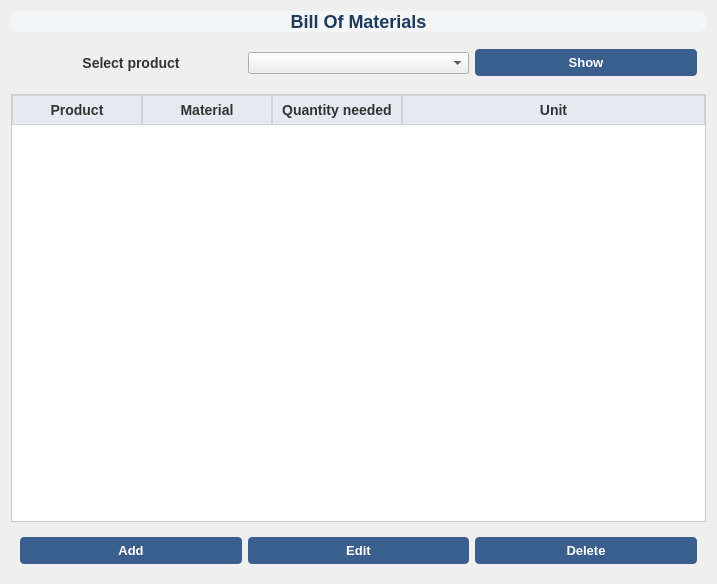
Before: the Qt Designer form ui/BOMView.ui in MagdaOleksandrTeam/ProductionPlanner, drawn with Qt 5.
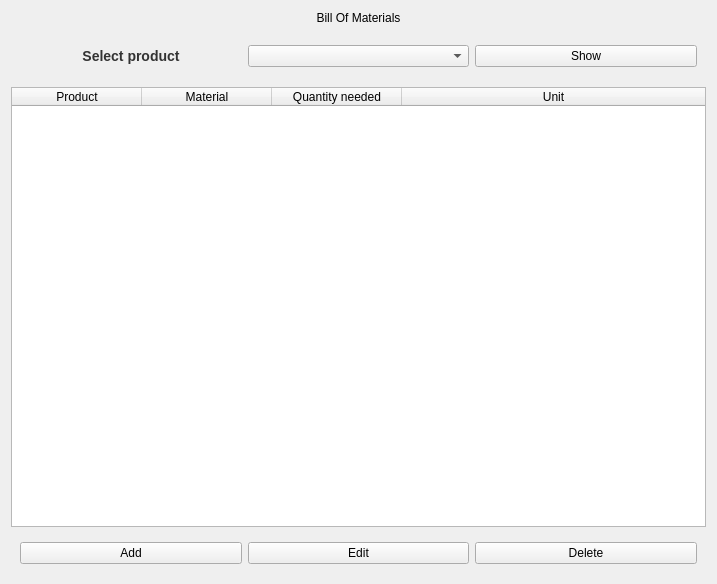
After: the same form once the commit is applied.

The edit to the form file:
```diff
--- a/ui/BOMView.ui
+++ b/ui/BOMView.ui
@@ -29,11 +29,7 @@
       </sizepolicy>
      </property>
      <property name="styleSheet">
-      <string notr="true">font-size: 18px;
-font-weight: bold;
-color: #1E3A5F;
-background-color: #F4F5F7;
-border-radius: 8px;</string>
+      <string notr="true"/>
      </property>
      <property name="text">
       <string>Bill Of Materials</string>
@@ -73,26 +69,7 @@
       <item>
        <widget class="QPushButton" name="btn_show">
         <property name="styleSheet">
-         <string notr="true">QPushButton {
-	background-color: #3A5F8F;
-	color: #FFFFFF;
-	font-size: 13px;
-	font-weight: bold;
-	border-radius: 4px;
-	padding: 6px 10px;
-}
-
-QPushButton:hover {
-	background-color: #2E4B70;
-}
-
-QPushButton:pressed {
-	background-color: #1F344D;
-}
-
-QPushButton:pressed {
-	background-color: #2a5d8f;
-}</string>
+         <string notr="true"/>
         </property>
         <property name="text">
          <string>Show</string>
@@ -108,22 +85,7 @@
       <bool>false</bool>
      </property>
      <property name="styleSheet">
-      <string notr="true">QTableWidget {
-	background-color: #ffffff;
-	alternate-background-color: #f2f5fa;
-	gridline-color: #d0d4da;
-	font-size: 13px;
-	border: 1px solid #ccc;
-}
-
-QHeaderView::section {
-	background-color: #e6e9ef;
-	font-weight: bold;
-	font-size: 14px;
-	color: #333333;
-	padding: 4px;
-	border: 1px solid #d0d4da;
-}</string>
+      <string notr="true"/>
      </property>
      <property name="sizeAdjustPolicy">
       <enum>QAbstractScrollArea::SizeAdjustPolicy::AdjustIgnored</enum>
@@ -186,26 +148,7 @@
       </size>
      </property>
      <property name="styleSheet">
-      <string notr="true">QPushButton {
-	background-color: #3A5F8F;
-	color: #FFFFFF;
-	font-size: 13px;
-	font-weight: bold;
-	border-radius: 4px;
-	padding: 6px 10px;
-}
-
-QPushButton:hover {
-	background-color: #2E4B70;
-}
-
-QPushButton:pressed {
-	background-color: #1F344D;
-}
-
-QPushButton:pressed {
-	background-color: #2a5d8f;
-}</string>
+      <string notr="true"/>
      </property>
      <layout class="QHBoxLayout" name="horizontalLayout_2">
       <item>
```
Left out of the diff: 8 changed lines with no effect on the pictures.
